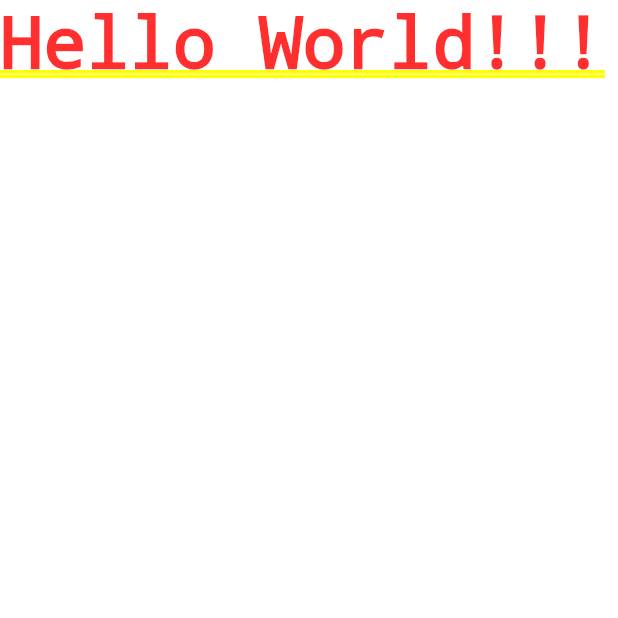
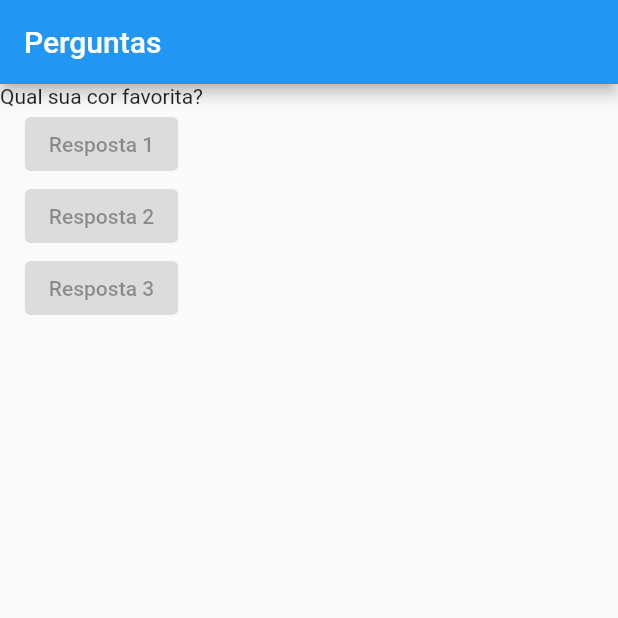
Before and after one commit to igregorioneto/perguntas, a Flutter app: the screen it shows after launch, on a phone screen of 412 x 824 dp, the top half of it. Run offline on Flutter 3.47's test engine with Material 2 defaults, Android fonts, the phone set to English and light mode, and no system bars.

Commit message:
Construindo tela de perguntas no estilo do flutter 2

```diff
--- a/lib/main.dart
+++ b/lib/main.dart
@@ -1,16 +1,45 @@
 import 'package:flutter/material.dart';
 
-main() {
-  runApp(ParguntaApp());
-}
+main() => runApp(ParguntaApp());
 
 class ParguntaApp extends StatelessWidget {
   // const ParguntaApp({Key? key}) : super(key: key);
 
+  final List<String> perguntas = [
+    'Qual sua cor favorita?',
+    'Qual seu animal de estimação favorito?'
+  ];
+
   @override
   Widget build(BuildContext context) {
-    return const MaterialApp(
-      home: Text('Hello World!!!'),
+    return MaterialApp(
+      home: Scaffold(
+        appBar: AppBar(
+          title: const Text('Perguntas'),
+        ),
+        body: Column(
+          children: <Widget>[
+            Text(perguntas[0]),
+            // Esta forma é a anterior ao flutter 2
+            // RaisedButton(
+            //   child: Text('Resposta 1'),
+            //   onPressed: null,
+            // ),
+            const ElevatedButton(
+              child: Text('Resposta 1'),
+              onPressed: null,
+            ),
+            const ElevatedButton(
+              child: Text('Resposta 2'),
+              onPressed: null,
+            ),
+            const ElevatedButton(
+              child: Text('Resposta 3'),
+              onPressed: null,
+            )
+          ],
+        ),
+      ),
     );
   }
 }
```
